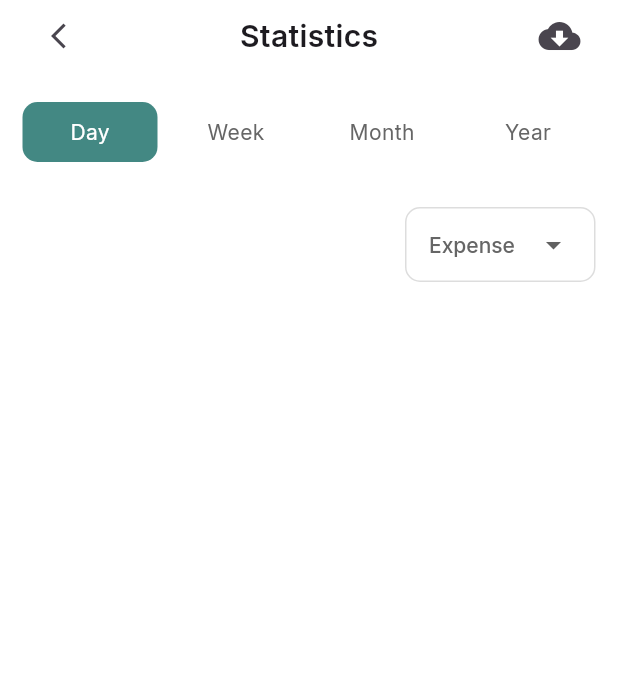
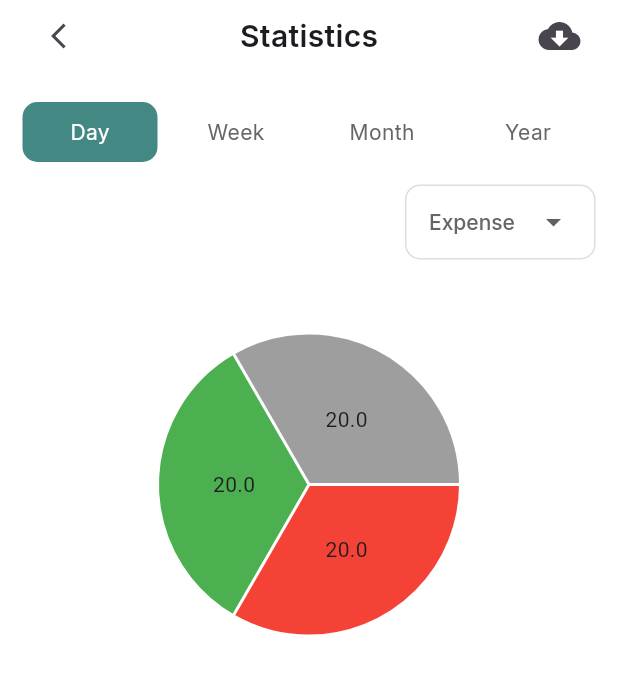
Before and after one commit to Riddhimagupta22/expense_tracker_app, a Flutter app: the Statistics screen opened directly, on a phone screen of 412 x 824 dp. Shown: the top 674 px of the screen. Run offline on Flutter 3.47's test engine with Material 3 defaults, Android fonts, the light colour scheme and no system bars; drawn by our look-alikes of fl_chart; our stand-ins replace cloud_firestore, firebase_auth, firebase_core, get, google_fonts; accounts and stored records are empty.

Commit message:
Merge remote-tracking branch 'origin/main'
# Conflicts:
#	lib/Modules/Profile/view/profile.dart
#	lib/Modules/dashboard/view/Widget/card.dart

```diff
--- a/lib/Controller/auth_controller.dart
+++ b/lib/Controller/auth_controller.dart
@@ -24,8 +24,8 @@ class AuthController extends GetxController {
     if (formKey.currentState!.validate()) {
       isLoading.value = true;
       final data = {
-        "username": userNameController.text,
-        "email": emailController.text,
+        "username": userNameController.text.trim(),
+        "email": emailController.text.trim(),
         "password": PasswordController.text,
         "Phone Number": PhoneNumberController.text,
       };
@@ -38,7 +38,7 @@ class AuthController extends GetxController {
     if (formKey.currentState!.validate()) {
       isLoading.value = true;
       final data = {
-        "email": emailController.text,
+        "email": emailController.text.trim(),
         "password": PasswordController.text,
       };
       await authService.login(data, context);
--- a/lib/Modules/Profile/view/profile.dart
+++ b/lib/Modules/Profile/view/profile.dart
@@ -99,12 +99,12 @@ class Profile extends StatelessWidget {
                     height: 10,
                   ),
                   Text(
-                    "title",
+                    "Enjelin Morgeana",
                     style: GoogleFonts.inter(fontSize: 18, fontWeight: FontWeight.w500),
                   ),
                    Text(
-                    "title",
-                    style: GoogleFonts.inter(fontSize: 15, fontWeight: FontWeight.w500,
+                    "@enjelin_morgeana",
+                    style: GoogleFonts.inter(fontSize: 14, fontWeight: FontWeight.w500,
                     color: Color.fromRGBO(67, 136, 131, 1))),
 
                 ],
--- a/lib/Modules/Statistics/view/statistics.dart
+++ b/lib/Modules/Statistics/view/statistics.dart
@@ -1,4 +1,6 @@
 
+import 'package:expense_tracker_app/Modules/Statistics/view/widget/pie_chart.dart';
+import 'package:fl_chart/fl_chart.dart';
 import 'package:flutter/material.dart';
 import 'package:google_fonts/google_fonts.dart';
 
@@ -47,11 +49,10 @@ class _StatisticsState extends State<Statistics> {
               ],
             ),
           ),
-          SizedBox(
-            height: 20,
-          ),
+          SizedBox(height: 20 ),
+
           Padding(
-            padding: const EdgeInsets.symmetric(horizontal: 15.0),
+            padding: const EdgeInsets.only(left: 15.0,right:15.0),
             child: Row(
               mainAxisAlignment: MainAxisAlignment.spaceBetween,
               children: [
@@ -88,7 +89,7 @@ class _StatisticsState extends State<Statistics> {
             ),
           ),
           Padding(
-            padding: const EdgeInsets.only(top: 30.0,left:270,right: 15),
+            padding: const EdgeInsets.only(top: 15.0,left:270,right: 15),
             child: Container(
               padding: const EdgeInsets.symmetric(horizontal: 15),
               height: 50,
@@ -122,11 +123,8 @@ class _StatisticsState extends State<Statistics> {
               ),
             ),
           ),
-          // PieChart(PieChartData(
-          //
-          // ),
-          // duration: Duration(milliseconds: 50),
-          // curve: Curves.linear,)
+          Piechart()
+
         ],
       ))),
     );
--- /dev/null
+++ b/lib/Modules/Statistics/view/widget/pie_chart.dart
@@ -0,0 +1,49 @@
+import 'package:fl_chart/fl_chart.dart';
+import 'package:flutter/material.dart';
+
+class Piechart extends StatefulWidget {
+  const Piechart({super.key, this.data});
+
+  final data;
+
+  @override
+  State<Piechart> createState() => _PiechartState();
+}
+
+class _PiechartState extends State<Piechart> {
+  @override
+  Widget build(BuildContext context) {
+    return Padding(
+      padding: const EdgeInsets.only(top:50.0),
+      child: Container(
+        height: 200,
+        padding: const EdgeInsets.symmetric(horizontal: 20),
+        child: PieChart(
+          swapAnimationDuration: const Duration(milliseconds: 300),
+          PieChartData(
+            sections: [
+              PieChartSectionData(
+                value: 20,
+                color: Colors.red,
+                radius: 100,
+
+              ),PieChartSectionData(
+
+                value: 20,
+                color: Colors.green,
+                radius: 100,
+
+
+              ),PieChartSectionData(
+                value: 20,
+                color: Colors.grey,radius: 100,
+
+
+              ),
+            ],
+          ),
+        ),
+      ),
+    );
+  }
+}
--- a/pubspec.yaml
+++ b/pubspec.yaml
@@ -30,7 +30,7 @@ dependencies:
   cupertino_icons: ^1.0.8
 
 # Charts & Analytics
-  fl_chart: ^0.71.0
+  fl_chart: ^0.66.0
 
 # PDF and CSV Export
   pdf: ^3.11.3
```
Also changed, not shown: lib/Controller/expense_controller.dart (+13 -1 lines), pubspec.lock.
